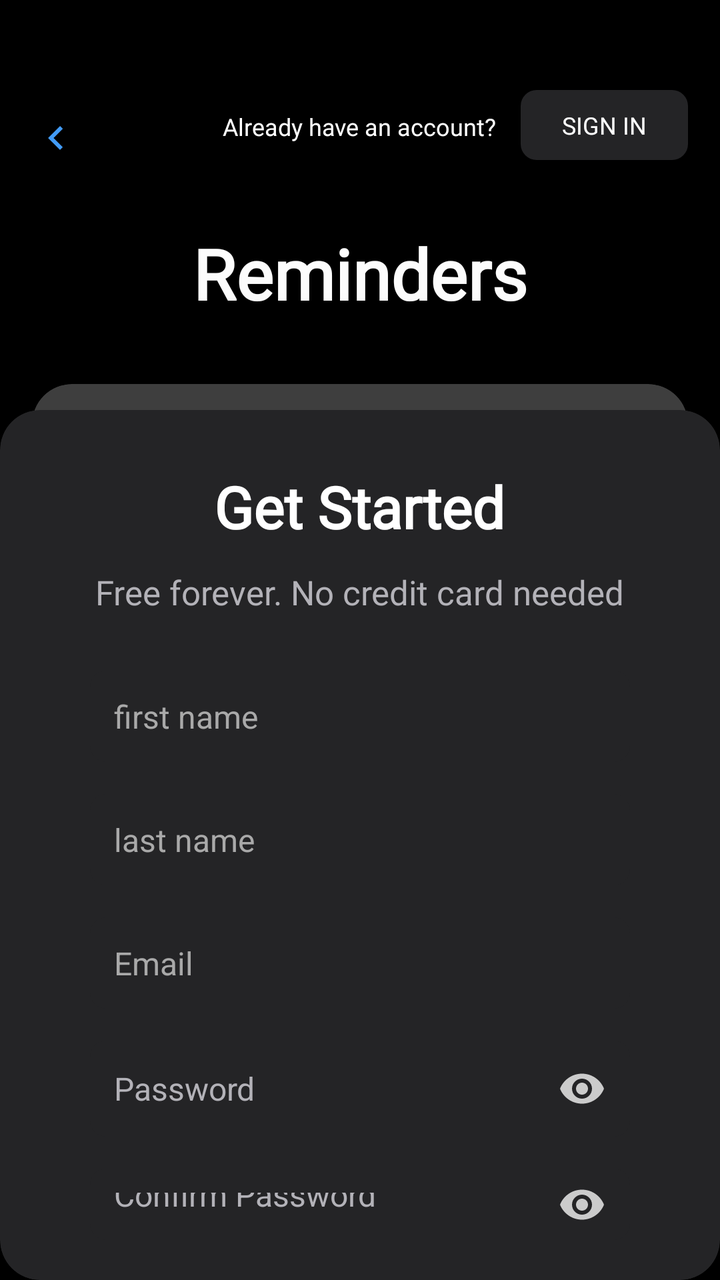
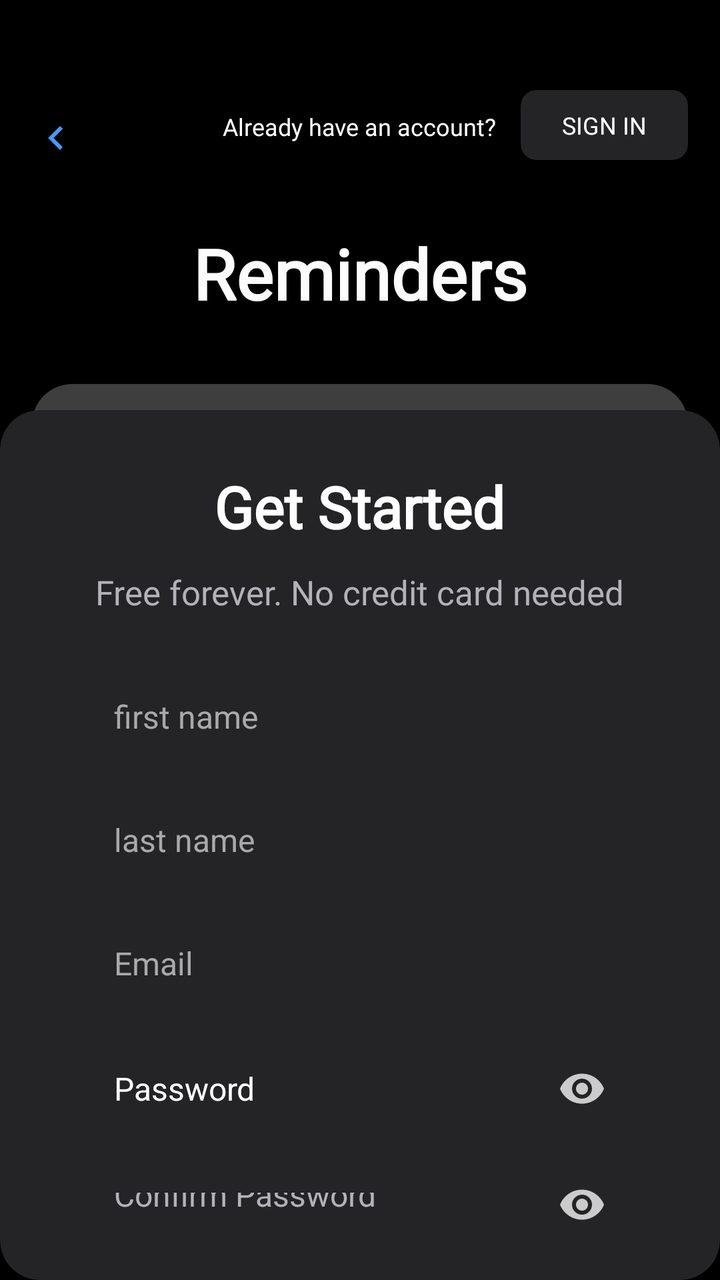

Two renders of the same Android screen: before a commit and after it. Below are the layout's source before the change and the commit's diff.
<!-- AndroidManifest.xml: application theme Theme.RemindersTDL -->
<!-- res/layout/fragment_register.xml -->
<?xml version="1.0" encoding="utf-8"?>
<RelativeLayout xmlns:android="http://schemas.android.com/apk/res/android"
    xmlns:app="http://schemas.android.com/apk/res-auto"
    android:layout_width="match_parent"
    android:layout_height="match_parent"
    android:background="@color/black">

    <ImageView
        android:id="@+id/backOption"
        android:layout_width="wrap_content"
        android:layout_height="wrap_content"
        android:layout_marginStart="16dp"
        android:layout_marginTop="57dp"
        android:background="@drawable/arrow_left"
        android:drawablePadding="12dp" />

    <TextView
        android:id="@+id/noAccount"
        android:layout_width="wrap_content"
        android:layout_height="wrap_content"
        android:layout_alignParentTop="true"
        android:layout_centerHorizontal="true"
        android:layout_marginTop="43dp"
        android:fontFamily="@font/roboto_regular"
        android:padding="12dp"
        android:text="@string/already_have_an_account"
        android:textColor="@color/white"
        android:textSize="12sp" />

    <androidx.appcompat.widget.AppCompatButton
        android:id="@+id/loginScreen"
        android:layout_width="100dp"
        android:layout_height="35dp"
        android:layout_marginTop="45dp"
        android:layout_marginEnd="16dp"
        android:layout_toEndOf="@+id/noAccount"
        android:background="@drawable/buttonshape"
        android:fontFamily="@font/roboto_medium"
        android:padding="4dp"
        android:text="@string/sign_in"
        android:textColor="@color/white"
        android:textSize="12sp" />

    <TextView
        android:id="@+id/mainName"
        android:layout_width="wrap_content"
        android:layout_height="wrap_content"
        android:layout_below="@+id/noAccount"
        android:layout_centerInParent="true"
        android:layout_marginStart="16dp"
        android:layout_marginTop="30dp"
        android:layout_marginBottom="16dp"
        android:fontFamily="@font/roboto_medium"
        android:text="@string/app_name"
        android:textColor="@color/white"
        android:textSize="35sp"
        android:textStyle="bold" />

    <androidx.cardview.widget.CardView
        android:id="@+id/cardvAbove"
        android:layout_width="match_parent"
        android:layout_height="match_parent"
        android:layout_below="@+id/mainName"
        android:layout_centerInParent="true"
        android:layout_marginTop="29dp"
        android:backgroundTint="@color/my_gray"
        android:padding="8dp"
        app:cardCornerRadius="20dp"
        app:cardElevation="90dp">

        <LinearLayout
            android:id="@+id/textContainer"
            android:layout_width="match_parent"
            android:layout_height="wrap_content"
            android:gravity="center"
            android:orientation="vertical">

            <TextView
                android:layout_width="wrap_content"
                android:layout_height="wrap_content"
                android:layout_marginTop="33dp"
                android:fontFamily="@font/roboto_bold"
                android:text="@string/get_started"
                android:textColor="@color/white"
                android:textSize="29sp"
                android:textStyle="bold" />

            <TextView
                android:layout_width="wrap_content"
                android:layout_height="wrap_content"
                android:layout_gravity="center"
                android:layout_marginTop="12dp"
                android:fontFamily="@font/roboto_regular"
                android:text="@string/free_forever_no_credit_card_needed"
                android:textColor="#B3B2B8"
                android:textSize="17sp" />

            <EditText
                android:id="@+id/firstName"
                android:layout_width="match_parent"
                android:layout_height="wrap_content"
                android:layout_marginHorizontal="45dp"
                android:layout_marginTop="28dp"
                android:background="@drawable/textview_roundedcorners"
                android:hint="@string/first_name"
                android:inputType="textPersonName"
                android:padding="12dp"
                android:textColor="#B3B2B8"
                android:textColorHint="#A9A9A9"
                android:textSize="16sp" />

            <EditText
                android:id="@+id/lastName"
                android:layout_width="match_parent"
                android:layout_height="wrap_content"
                android:layout_marginHorizontal="45dp"
                android:layout_marginTop="16dp"
                android:background="@drawable/textview_roundedcorners"
                android:hint="@string/last_name"
                android:inputType="textPersonName"
                android:padding="12dp"
                android:textColor="#B3B2B8"
                android:textColorHint="#A9A9A9"
                android:textSize="16sp" />


            <EditText
                android:id="@+id/emailEditText"
                android:layout_width="match_parent"
                android:layout_height="wrap_content"
                android:layout_marginHorizontal="45dp"
                android:layout_marginTop="16dp"
                android:background="@drawable/textview_roundedcorners"
                android:hint="@string/email"
                android:inputType="textEmailAddress"
                android:padding="12dp"
                android:textColor="#B3B2B8"
                android:textColorHint="#A9A9A9"
                android:textSize="16sp" />

            <EditText
                android:id="@+id/passwordEditText"
                android:layout_width="match_parent"
                android:layout_height="wrap_content"
                android:layout_marginHorizontal="45dp"
                android:layout_marginTop="16dp"
                android:background="@drawable/textview_roundedcorners"
                android:drawableEnd="@drawable/showpassicon"
                android:drawablePadding="12dp"
                android:hint="@string/password"
                android:inputType="textVisiblePassword"
                android:padding="12dp"
                android:textColor="#B3B2B8"
                android:textColorHint="#B3B2B8"
                android:textSize="16sp" />


            <EditText
                android:id="@+id/confirmPasswordEditText"
                android:layout_width="match_parent"
                android:layout_height="wrap_content"
                android:layout_marginHorizontal="45dp"
                android:layout_marginVertical="16dp"
                android:background="@drawable/textview_roundedcorners"
                android:drawableEnd="@drawable/showpassicon"
                android:drawablePadding="12dp"
                android:hint="@string/confirm_password"
                android:inputType="textVisiblePassword"
                android:padding="12dp"
                android:textColor="#B3B2B8"
                android:textColorHint="#B3B2B8"
                android:textSize="16sp" />


            <androidx.appcompat.widget.AppCompatButton
                android:id="@+id/signupButton"
                android:layout_width="match_parent"
                android:layout_height="wrap_content"
                android:layout_marginHorizontal="45dp"
                android:layout_marginTop="8dp"
                android:background="@drawable/textview_roundedcorners"
                android:gravity="center"
                android:padding="16dp"
                android:text="@string/sign_up"
                android:textColor="@color/white"
                android:textSize="16sp" />

        </LinearLayout>
    </androidx.cardview.widget.CardView>

    <androidx.cardview.widget.CardView
        android:id="@+id/cardvBelow"
        android:layout_width="match_parent"
        android:layout_height="match_parent"
        android:layout_below="@id/mainName"
        android:layout_centerInParent="true"
        android:layout_margin="16dp"
        android:layout_marginTop="20dp"
        android:backgroundTint="@color/darker_gray"
        android:padding="8dp"
        app:cardCornerRadius="20dp"
        app:cardElevation="9dp" />

</RelativeLayout>
<!-- resources referenced by this layout -->
<resources>
  <color name="black">#FF000000</color>
  <color name="darker_gray">#404040</color>
  <color name="my_gray">#242426</color>
  <color name="white">#FFFFFFFF</color>
  <!-- drawable arrow_left (drawable) -->
  <vector xmlns:android="http://schemas.android.com/apk/res/android"
      android:width="24dp"
      android:height="24dp"
      android:autoMirrored="true"
      android:tint="@color/light_blue"
      android:viewportWidth="24"
      android:viewportHeight="24">
  
      <path
          android:fillColor="@android:color/white"
          android:pathData="M15.41,16.59L10.83,12l4.58,-4.59L14,6l-6,6 6,6 1.41,-1.41z" />
  
  </vector>
  <!-- drawable buttonshape (drawable) -->
  <?xml version="1.0" encoding="utf-8"?>
  <shape xmlns:android="http://schemas.android.com/apk/res/android"
      android:shape="rectangle">
  
      <corners android:radius="8dp" />
      <solid android:color="@color/my_gray" />
  
  </shape>
  <!-- drawable showpassicon (drawable) -->
  <vector xmlns:android="http://schemas.android.com/apk/res/android" android:height="24dp" android:tint="#CBCBCB" android:viewportHeight="24" android:viewportWidth="24" android:width="24dp">
        
      <path android:fillColor="@android:color/white" android:pathData="M12,4.5C7,4.5 2.73,7.61 1,12c1.73,4.39 6,7.5 11,7.5s9.27,-3.11 11,-7.5c-1.73,-4.39 -6,-7.5 -11,-7.5zM12,17c-2.76,0 -5,-2.24 -5,-5s2.24,-5 5,-5 5,2.24 5,5 -2.24,5 -5,5zM12,9c-1.66,0 -3,1.34 -3,3s1.34,3 3,3 3,-1.34 3,-3 -1.34,-3 -3,-3z"/>
      
  </vector>
  <!-- drawable textview_roundedcorners (drawable) -->
  <?xml version="1.0" encoding="utf-8"?>
  <shape xmlns:android="http://schemas.android.com/apk/res/android"
      android:shape="rectangle">
  
      <corners android:radius="8dp" />
      <solid android:color="@color/my_gray" />
  
  </shape>
  <string name="already_have_an_account">Already have an account?</string>
  <string name="app_name">Reminders</string>
  <string name="confirm_password">Confirm Password</string>
  <string name="email">Email</string>
  <string name="first_name">first name</string>
  <string name="free_forever_no_credit_card_needed">Free forever. No credit card needed</string>
  <string name="get_started">Get Started</string>
  <string name="last_name">last name</string>
  <string name="password">Password</string>
  <string name="sign_in">Sign In</string>
  <string name="sign_up">Sign Up</string>
  <style name="Theme.RemindersTDL" parent="Base.Theme.RemindersTDL" />
  <color name="light_blue">#429CF8</color>
  <style name="Base.Theme.RemindersTDL" parent="Theme.Material3.DayNight.NoActionBar">
          
          
  
          <item name="android:windowIsTranslucent">true</item>
      </style>
</resources>

<!-- the commit's change to res/layout/fragment_register.xml (unified diff, before → after) -->
@@ -105,7 +105,7 @@
                 android:hint="@string/first_name"
                 android:inputType="textPersonName"
                 android:padding="12dp"
-                android:textColor="#B3B2B8"
+                android:textColor="@color/white"
                 android:textColorHint="#A9A9A9"
                 android:textSize="16sp" />
 
@@ -119,7 +119,7 @@
                 android:hint="@string/last_name"
                 android:inputType="textPersonName"
                 android:padding="12dp"
-                android:textColor="#B3B2B8"
+                android:textColor="@color/white"
                 android:textColorHint="#A9A9A9"
                 android:textSize="16sp" />
 
@@ -134,7 +134,7 @@
                 android:hint="@string/email"
                 android:inputType="textEmailAddress"
                 android:padding="12dp"
-                android:textColor="#B3B2B8"
+                android:textColor="@color/white"
                 android:textColorHint="#A9A9A9"
                 android:textSize="16sp" />
 
@@ -151,7 +151,7 @@
                 android:inputType="textVisiblePassword"
                 android:padding="12dp"
                 android:textColor="#B3B2B8"
-                android:textColorHint="#B3B2B8"
+                android:textColorHint="@color/white"
                 android:textSize="16sp" />
 
 
@@ -167,7 +167,7 @@
                 android:hint="@string/confirm_password"
                 android:inputType="textVisiblePassword"
                 android:padding="12dp"
-                android:textColor="#B3B2B8"
+                android:textColor="@color/white"
                 android:textColorHint="#B3B2B8"
                 android:textSize="16sp" />
 
